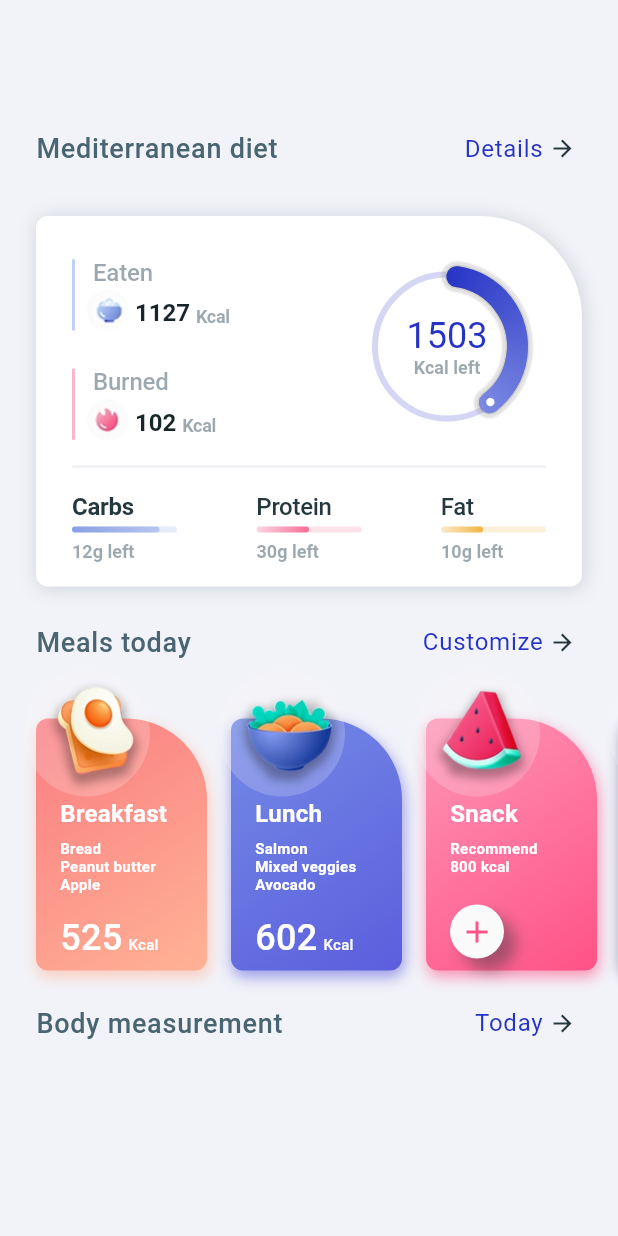
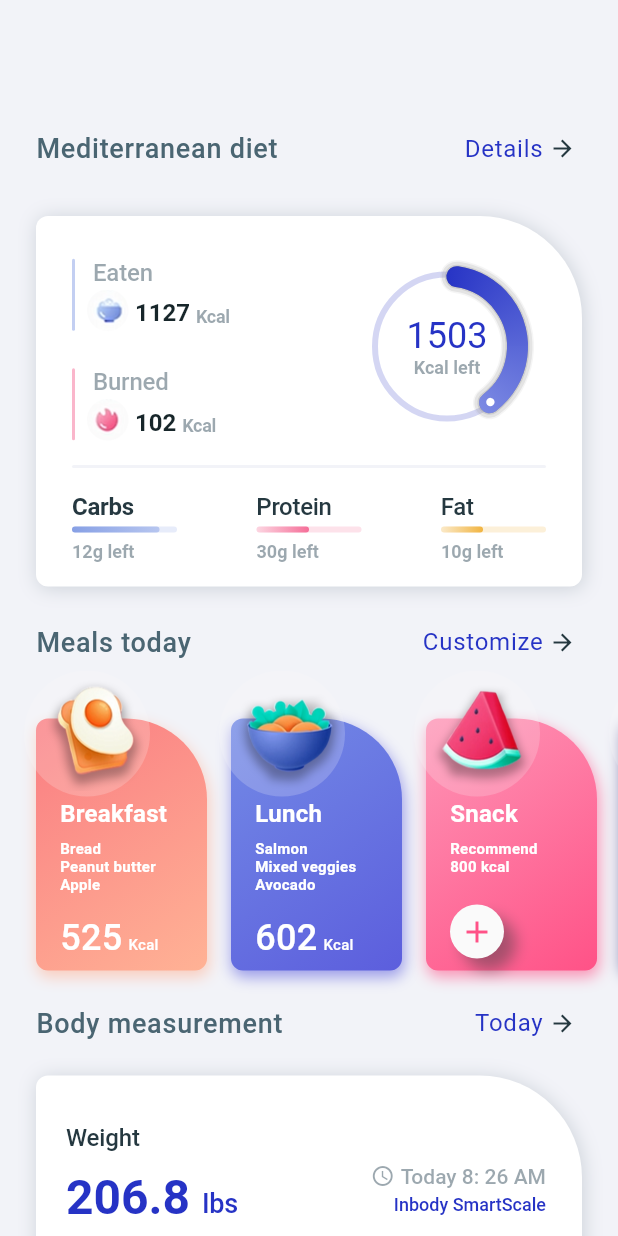
Before and after one commit to ragabelsayed/FitnessApp, a Flutter app: the screen it shows after launch, on a phone screen of 412 x 824 dp. Run offline on Flutter 3.47's test engine with Material 2 defaults, Android fonts, the phone set to English and light mode, and no system bars; our stand-ins replace google_fonts.

Commit message:
Adding Body Measurement file

```diff
--- a/fitness_app/lib/screens/my_diary_screen.dart
+++ b/fitness_app/lib/screens/my_diary_screen.dart
@@ -1,4 +1,5 @@
 import 'package:fitness_app/app_theme.dart';
+import 'package:fitness_app/widgets/body_measurement.dart';
 import 'package:fitness_app/widgets/meals_list_view.dart';
 import 'package:fitness_app/widgets/mediterranean_diet_view.dart';
 
@@ -118,6 +119,22 @@ class _MyDiaryScreenState extends State<MyDiaryScreen>
         ),
       ),
     );
+
+    _listViews.add(
+      BodyMeasurementView(
+        animationController: _animationController,
+        animation: Tween<double>(begin: 0.0, end: 1.0).animate(
+          CurvedAnimation(
+            parent: _animationController,
+            curve: Interval(
+              (1 / count) * 5,
+              1.0,
+              curve: Curves.fastOutSlowIn,
+            ),
+          ),
+        ),
+      ),
+    );
   }
 
   Future<bool> _getData() async {
--- /dev/null
+++ b/fitness_app/lib/widgets/body_measurement.dart
@@ -0,0 +1,292 @@
+import 'package:fitness_app/app_theme.dart';
+import 'package:flutter/material.dart';
+import 'package:google_fonts/google_fonts.dart';
+
+class BodyMeasurementView extends StatelessWidget {
+  final AnimationController animationController;
+  final Animation animation;
+  BodyMeasurementView({this.animationController, this.animation});
+  @override
+  Widget build(BuildContext context) {
+    return AnimatedBuilder(
+      animation: animationController,
+      builder: (context, child) {
+        return FadeTransition(
+          opacity: animation,
+          child: Transform(
+            transform: Matrix4.translationValues(
+              0.0,
+              30 * (1.0 - animation.value),
+              0.0,
+            ),
+            child: Padding(
+              padding: const EdgeInsets.only(
+                left: 24,
+                right: 24,
+                top: 16,
+                bottom: 18,
+              ),
+              child: Container(
+                decoration: BoxDecoration(
+                  color: AppTheme.white,
+                  borderRadius: BorderRadius.only(
+                    bottomLeft: Radius.circular(8.0),
+                    bottomRight: Radius.circular(8.0),
+                    topLeft: Radius.circular(8.0),
+                    topRight: Radius.circular(68.0),
+                  ),
+                  boxShadow: [
+                    BoxShadow(
+                      color: AppTheme.gray.withOpacity(0.2),
+                      offset: Offset(1.1, 1.1),
+                      blurRadius: 10.0,
+                    ),
+                  ],
+                ),
+                child: Column(
+                  children: [
+                    Padding(
+                      padding:
+                          const EdgeInsets.only(top: 16, left: 16, right: 24),
+                      child: Column(
+                        mainAxisAlignment: MainAxisAlignment.center,
+                        crossAxisAlignment: CrossAxisAlignment.start,
+                        children: <Widget>[
+                          Padding(
+                            padding: const EdgeInsets.only(
+                                left: 4, bottom: 8, top: 16),
+                            child: Text(
+                              'Weight',
+                              textAlign: TextAlign.center,
+                              style: GoogleFonts.roboto(
+                                fontWeight: FontWeight.w500,
+                                fontSize: 16,
+                                letterSpacing: -0.1,
+                                color: AppTheme.darkText,
+                              ),
+                            ),
+                          ),
+                          Row(
+                            mainAxisAlignment: MainAxisAlignment.spaceBetween,
+                            crossAxisAlignment: CrossAxisAlignment.center,
+                            children: <Widget>[
+                              Row(
+                                mainAxisAlignment: MainAxisAlignment.center,
+                                crossAxisAlignment: CrossAxisAlignment.end,
+                                children: <Widget>[
+                                  Padding(
+                                    padding: const EdgeInsets.only(
+                                        left: 4, bottom: 3),
+                                    child: Text(
+                                      '206.8',
+                                      textAlign: TextAlign.center,
+                                      style: GoogleFonts.roboto(
+                                        fontWeight: FontWeight.w600,
+                                        fontSize: 32,
+                                        color: AppTheme.nearlyDarkBlue,
+                                      ),
+                                    ),
+                                  ),
+                                  Padding(
+                                    padding: const EdgeInsets.only(
+                                        left: 8, bottom: 8),
+                                    child: Text(
+                                      'Ibs',
+                                      textAlign: TextAlign.center,
+                                      style: GoogleFonts.roboto(
+                                        fontWeight: FontWeight.w500,
+                                        fontSize: 18,
+                                        letterSpacing: -0.2,
+                                        color: AppTheme.nearlyDarkBlue,
+                                      ),
+                                    ),
+                                  ),
+                                ],
+                              ),
+                              Column(
+                                mainAxisAlignment: MainAxisAlignment.center,
+                                crossAxisAlignment: CrossAxisAlignment.end,
+                                children: <Widget>[
+                                  Row(
+                                    mainAxisAlignment: MainAxisAlignment.center,
+                                    children: <Widget>[
+                                      Icon(
+                                        Icons.access_time,
+                                        color: AppTheme.gray.withOpacity(0.5),
+                                        size: 16,
+                                      ),
+                                      Padding(
+                                        padding:
+                                            const EdgeInsets.only(left: 4.0),
+                                        child: Text(
+                                          'Today 8: 26 AM',
+                                          textAlign: TextAlign.center,
+                                          style: GoogleFonts.roboto(
+                                            fontWeight: FontWeight.w500,
+                                            fontSize: 14,
+                                            letterSpacing: 0.0,
+                                            color:
+                                                AppTheme.gray.withOpacity(0.5),
+                                          ),
+                                        ),
+                                      ),
+                                    ],
+                                  ),
+                                  Padding(
+                                    padding: const EdgeInsets.only(
+                                        top: 4, bottom: 14),
+                                    child: Text(
+                                      'Inbody SmartScale',
+                                      textAlign: TextAlign.center,
+                                      style: GoogleFonts.roboto(
+                                        fontWeight: FontWeight.w500,
+                                        fontSize: 12,
+                                        letterSpacing: 0.0,
+                                        color: AppTheme.nearlyDarkBlue,
+                                      ),
+                                    ),
+                                  ),
+                                ],
+                              )
+                            ],
+                          )
+                        ],
+                      ),
+                    ),
+                    Padding(
+                      padding: const EdgeInsets.only(
+                        left: 24,
+                        right: 24,
+                        top: 8,
+                        bottom: 8,
+                      ),
+                      child: Container(
+                        height: 2,
+                        decoration: BoxDecoration(
+                          color: AppTheme.background,
+                          borderRadius: BorderRadius.all(
+                            Radius.circular(4.0),
+                          ),
+                        ),
+                      ),
+                    ),
+                    Padding(
+                      padding: const EdgeInsets.only(
+                          left: 24, right: 24, top: 8, bottom: 16),
+                      child: Row(
+                        children: [
+                          Expanded(
+                            child: Column(
+                              mainAxisAlignment: MainAxisAlignment.center,
+                              crossAxisAlignment: CrossAxisAlignment.start,
+                              children: [
+                                Text(
+                                  '185 cm',
+                                  textAlign: TextAlign.center,
+                                  style: GoogleFonts.roboto(
+                                    fontWeight: FontWeight.w500,
+                                    fontSize: 16,
+                                    letterSpacing: -0.2,
+                                    color: AppTheme.darkText,
+                                  ),
+                                ),
+                                Padding(
+                                  padding: const EdgeInsets.only(top: 6),
+                                  child: Text(
+                                    'Height',
+                                    textAlign: TextAlign.center,
+                                    style: GoogleFonts.roboto(
+                                      fontWeight: FontWeight.w600,
+                                      fontSize: 12,
+                                      color: AppTheme.gray.withOpacity(0.5),
+                                    ),
+                                  ),
+                                ),
+                              ],
+                            ),
+                          ),
+                          Expanded(
+                            child: Row(
+                              mainAxisAlignment: MainAxisAlignment.center,
+                              crossAxisAlignment: CrossAxisAlignment.center,
+                              children: [
+                                Column(
+                                  mainAxisAlignment: MainAxisAlignment.center,
+                                  crossAxisAlignment: CrossAxisAlignment.center,
+                                  children: [
+                                    Text(
+                                      '27.3 BMI',
+                                      textAlign: TextAlign.center,
+                                      style: GoogleFonts.roboto(
+                                        fontWeight: FontWeight.w500,
+                                        fontSize: 16,
+                                        letterSpacing: -0.2,
+                                        color: AppTheme.darkText,
+                                      ),
+                                    ),
+                                    Padding(
+                                      padding: const EdgeInsets.only(top: 6),
+                                      child: Text(
+                                        'Overweight',
+                                        textAlign: TextAlign.center,
+                                        style: GoogleFonts.roboto(
+                                          fontWeight: FontWeight.w600,
+                                          fontSize: 12,
+                                          color: AppTheme.gray.withOpacity(0.5),
+                                        ),
+                                      ),
+                                    ),
+                                  ],
+                                )
+                              ],
+                            ),
+                          ),
+                          Expanded(
+                            child: Row(
+                              mainAxisAlignment: MainAxisAlignment.end,
+                              crossAxisAlignment: CrossAxisAlignment.center,
+                              children: [
+                                Column(
+                                  mainAxisAlignment: MainAxisAlignment.center,
+                                  crossAxisAlignment: CrossAxisAlignment.end,
+                                  children: [
+                                    Text(
+                                      '20%',
+                                      textAlign: TextAlign.center,
+                                      style: GoogleFonts.roboto(
+                                        fontWeight: FontWeight.w500,
+                                        fontSize: 16,
+                                        letterSpacing: -0.2,
+                                        color: AppTheme.darkText,
+                                      ),
+                                    ),
+                                    Padding(
+                                      padding: const EdgeInsets.only(top: 6),
+                                      child: Text(
+                                        'Body fat',
+                                        textAlign: TextAlign.center,
+                                        style: GoogleFonts.roboto(
+                                          fontWeight: FontWeight.w600,
+                                          fontSize: 12,
+                                          color: AppTheme.gray.withOpacity(0.5),
+                                        ),
+                                      ),
+                                    ),
+                                  ],
+                                )
+                              ],
+                            ),
+                          ),
+                        ],
+                      ),
+                    ),
+                  ],
+                ),
+              ),
+            ),
+          ),
+        );
+      },
+    );
+  }
+}
```
